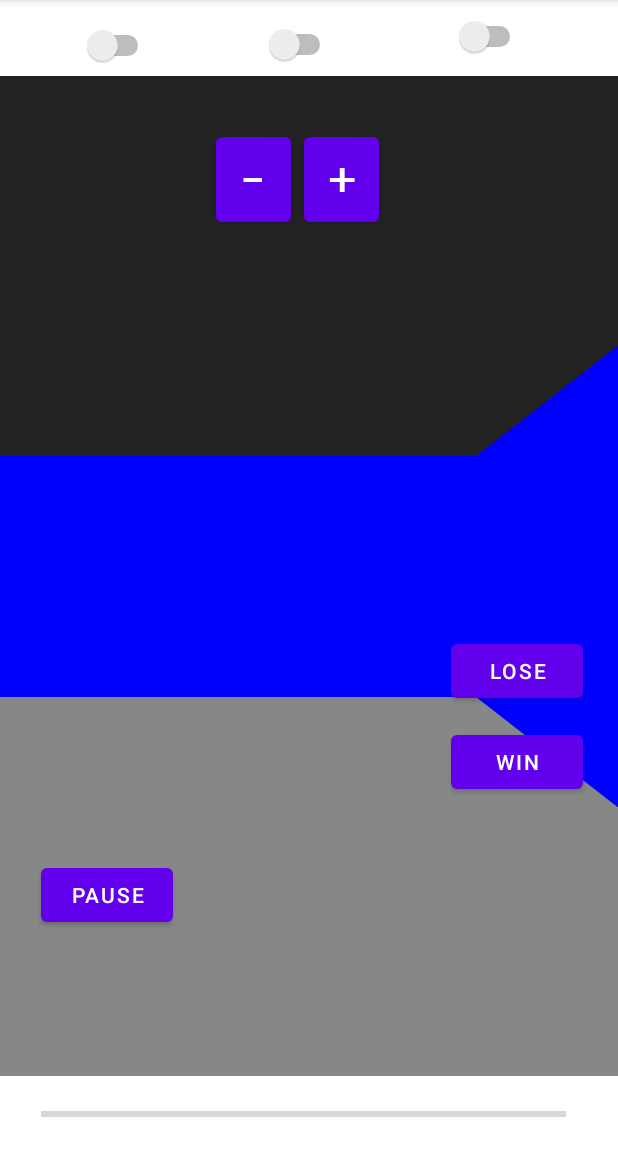
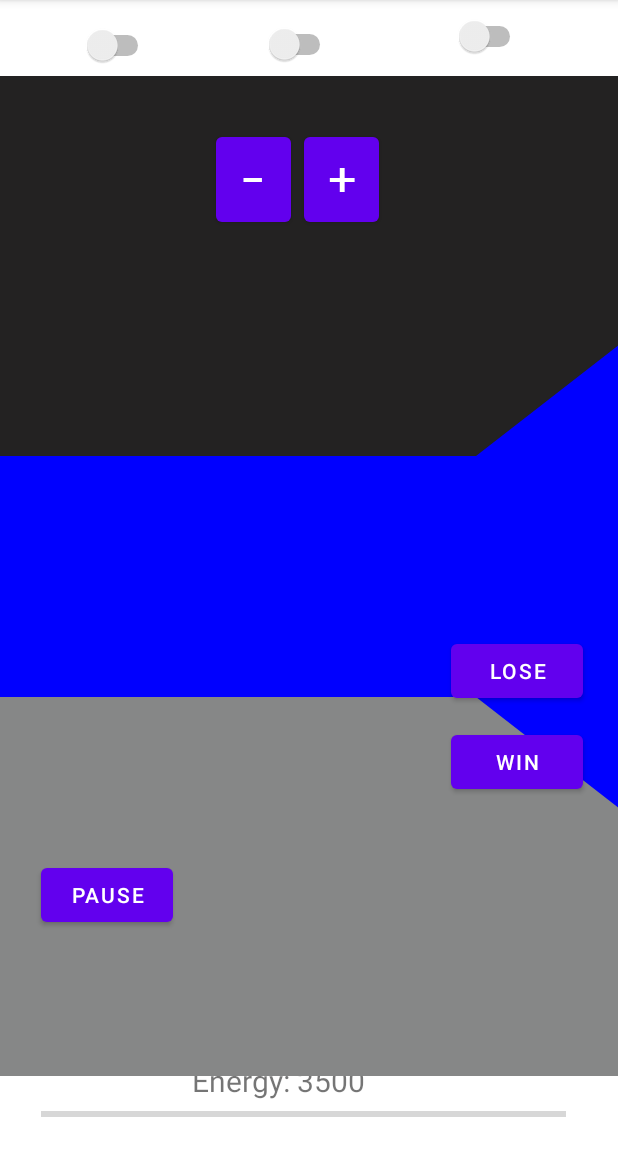
Before and after one commit to Suga-re/AMazeByAnnemarieZheng, an Android app: the PlayAnimationActivity screen opened directly, with no data from a screen before it, on a phone screen of 412 x 824 dp, the part 84-1236 px from its top. Run offline under Robolectric (Android 15) with nearby library versions, the phone set to English and light mode, and no system bars; 16 statements that could not run were skipped.

Commit message:
sliders and energy bar linked in playanimation

```diff
--- a/app/src/main/java/com/example/amazebyannemariezheng/PlayAnimationActivity.java
+++ b/app/src/main/java/com/example/amazebyannemariezheng/PlayAnimationActivity.java
@@ -9,10 +9,13 @@ import android.util.Log;
 import android.view.View;
 import android.widget.Button;
 import android.widget.ProgressBar;
+import android.widget.RadioButton;
 import android.widget.SeekBar;
 import android.widget.Switch;
+import android.widget.TextView;
 import android.widget.Toast;
 
+import generation.Distance;
 import generation.Maze;
 
 public class PlayAnimationActivity extends AppCompatActivity {
@@ -29,22 +32,31 @@ public class PlayAnimationActivity extends AppCompatActivity {
     private Button zoomOut;
     private Button pause;
     private SeekBar speed;
+    private ProgressBar energy;
+    private TextView energyText;
 
+    private RadioButton front;
+    private RadioButton back;
+    private RadioButton left;
+    private RadioButton right;
+
+    //for RObot and drivers
     Maze maze;
     Intent intent;
     private UnreliableRobot robot;
     private String robotStr;
     private RobotDriver driver;
     private String driverStr;
+    DistanceSensor leftSensor;
+    DistanceSensor rightSensor;
+    DistanceSensor forwardSensor;
+    DistanceSensor backwardSensor;
 
+    //for repeating task
     private int mInterval = 5000; // 5 seconds by default, can be changed later
     private Handler mHandler;
     private boolean started=false;
 
-    DistanceSensor leftSensor;
-    DistanceSensor rightSensor;
-    DistanceSensor forwardSensor;
-    DistanceSensor backwardSensor;
 
     @Override
     protected void onCreate(Bundle savedInstanceState) {
@@ -53,23 +65,38 @@ public class PlayAnimationActivity extends AppCompatActivity {
 
         // initiate values for variables
 
+        //set maze
         maze = MazeHolder.getInstance().getMaze();
         mazePanel=(MazePanel) findViewById(R.id.mazePanelAnimation);
+
 
         myStatePlaying= new StatePlaying();
         myStatePlaying.setMaze(maze);
         myStatePlaying.playAnimation=this;
 
+        //set buttons and toggles
         zoomIn =(Button)findViewById(R.id.btnZoomInAnimation);
         zoomOut=(Button)findViewById(R.id.btnZoomOutAnimation);
         pause=(Button)findViewById(R.id.btnPause);
+        win=(Button) findViewById(R.id.btnWin);
+        lose=(Button) findViewById(R.id.btnLose);
+
+        right=(RadioButton) findViewById(R.id.rbRightSensor);
+        left=(RadioButton) findViewById(R.id.rbLeftSensor);
+        front=(RadioButton) findViewById(R.id.rbFrontSensor);
+        back=(RadioButton) findViewById(R.id.rbBackSensor);
+
 
         toggleWalls=(Switch) findViewById(R.id.switchWallsAnimation); //the 2d walls ontop view
         toggleMap=(Switch) findViewById(R.id.switchMapAnimation);
         toggleSolution=(Switch) findViewById(R.id.switchSolutionAnimation);
 
+        speed=(SeekBar) findViewById(R.id.seekBarSpeed);
+        energy=(ProgressBar) findViewById(R.id.progressBarEnergyLeft);
+        energyText=(TextView) findViewById(R.id.tvEnergyLeftAnimation);
 
 
+//ser robot
         intent=getIntent();
         robot= new UnreliableRobot();
         robot.control = myStatePlaying;
@@ -82,6 +109,7 @@ public class PlayAnimationActivity extends AppCompatActivity {
         robot.addDistanceSensor(forwardSensor, Robot.Direction.FORWARD);
         robot.addDistanceSensor(backwardSensor, Robot.Direction.BACKWARD);
 
+        checkSensorStatuses(robot);
 
         robot.setBatteryLevel(3500);
 
@@ -91,8 +119,7 @@ public class PlayAnimationActivity extends AppCompatActivity {
         driver.setRobot(robot);
 
 
-        win=(Button) findViewById(R.id.btnWin);
-        lose=(Button) findViewById(R.id.btnLose);
+
 
        robot.control.setPlayAnimationActivity(this);
        robot.control.start(mazePanel);
@@ -109,6 +136,22 @@ public class PlayAnimationActivity extends AppCompatActivity {
 
 //set listners etc.
 
+        speed.setOnSeekBarChangeListener(new SeekBar.OnSeekBarChangeListener() {
+            @Override
+            public void onProgressChanged(SeekBar seekBar, int i, boolean b) {
+                mInterval=1000/(i+1);
+            }
+
+            @Override
+            public void onStartTrackingTouch(SeekBar seekBar) {
+
+            }
+
+            @Override
+            public void onStopTrackingTouch(SeekBar seekBar) {
+
+            }
+        });
         pause.setOnClickListener(new View.OnClickListener() {
             @Override
             public void onClick(View view) {
@@ -204,8 +247,13 @@ public class PlayAnimationActivity extends AppCompatActivity {
         @Override
         public void run() {
             try {
+                checkSensorStatuses(robot);
                 boolean atExit=driver.drive1Step2Exit();
                 mazePanel.commit();
+
+
+                energy.setProgress((int) robot.getBatteryLevel());
+                energyText.setText("Energy:"+ Integer.toString((int) robot.getBatteryLevel()));
 
                 if(robot.isAtExit()){
                     if (robot.canSeeThroughTheExitIntoEternity(Robot.Direction.LEFT)==true) {
@@ -220,10 +268,10 @@ public class PlayAnimationActivity extends AppCompatActivity {
                     robot.move(1);
                 }
             } catch (Exception e) {
-                playingToLosing();
+//                playingToLosing();
             }
 //            Toast.makeText(PlayAnimationActivity.this, "testing repeated activity",Toast.LENGTH_SHORT).show();
-            mHandler.postDelayed(this, 500);
+            mHandler.postDelayed(this, mInterval);
         }
     };
 
@@ -233,24 +281,41 @@ public class PlayAnimationActivity extends AppCompatActivity {
         startActivity(intent);
     }
     public void playingToLosing(){
+        stopRepeatingTask();
+        try {
+            Thread.sleep(5000);
+        } catch (InterruptedException e) {
+            e.printStackTrace();
+        }
         Intent intent = new Intent(PlayAnimationActivity.this, LosingActivity.class);
         intent.putExtra("path length", driver.getPathLength());
-        stopRepeatingTask();
         startActivity(intent);
     }
 
     void startRepeatingTask() {
-        started=true;
         automaticPlayer.run();
 //       mHandler.postDelayed(automaticPlayer, 3000);
     }
 
     void stopRepeatingTask() {
-        started=false;
         mHandler.removeCallbacks(automaticPlayer);
     }
 
+    private void check1SensorStatus(DistanceSensor sensor, RadioButton button){
+        if (sensor instanceof UnreliableSensor){
+            button.setChecked(((UnreliableSensor)sensor).isSensorOperational());
+        }
+        else{
+            button.setChecked(true);
+        }
+    }
+    private void checkSensorStatuses(UnreliableRobot robot){
+        check1SensorStatus(robot.getSensor(Robot.Direction.FORWARD), front);
+        check1SensorStatus(robot.getSensor(Robot.Direction.BACKWARD), back);
+        check1SensorStatus(robot.getSensor(Robot.Direction.LEFT), left);
+        check1SensorStatus(robot.getSensor(Robot.Direction.RIGHT), right);
 
+    }
     public void setSensors(StatePlaying control){
         if(robotStr.equals("Premium")){
             leftSensor= new ReliableSensor();
@@ -286,9 +351,21 @@ public class PlayAnimationActivity extends AppCompatActivity {
         rightSensor.setMaze(control.getMaze());
 
         backwardSensor.setSensorDirection(Robot.Direction.BACKWARD);
+//        startRepairProcessSensor(backwardSensor);
         forwardSensor.setSensorDirection(Robot.Direction.FORWARD);
+//        startRepairProcessSensor(forwardSensor);
         leftSensor.setSensorDirection(Robot.Direction.LEFT);
+//        startRepairProcessSensor(leftSensor);
         rightSensor.setSensorDirection(Robot.Direction.RIGHT);
+//        startRepairProcessSensor(rightSensor);
 
     }
+    private void startRepairProcessSensor(DistanceSensor sensor){
+        sensor.startFailureAndRepairProcess(0,0);
+        try {
+            Thread.sleep(1300);
+        } catch (InterruptedException e) {
+            e.printStackTrace();
+        }
+    }
 }
--- a/app/src/main/res/layout/activity_play_animation.xml
+++ b/app/src/main/res/layout/activity_play_animation.xml
@@ -190,6 +190,20 @@
         app:layout_constraintTop_toTopOf="parent"
         app:layout_constraintVertical_bias="0.211" />
 
+    <TextView
+        android:id="@+id/tvEnergyLeftAnimation"
+        android:layout_width="wrap_content"
+        android:layout_height="wrap_content"
+        android:text="Energy: 3500"
+        android:textAlignment="center"
+        android:textSize="20sp"
+        app:layout_constraintBottom_toBottomOf="parent"
+        app:layout_constraintEnd_toEndOf="parent"
+        app:layout_constraintHorizontal_bias="0.431"
+        app:layout_constraintStart_toStartOf="parent"
+        app:layout_constraintTop_toTopOf="parent"
+        app:layout_constraintVertical_bias="0.954" />
+
     <Button
         android:id="@+id/btnZoomInAnimation"
         android:layout_width="50dp"
@@ -297,7 +311,8 @@
         android:layout_width="350sp"
         android:layout_height="wrap_content"
         android:indeterminate="false"
-        android:layoutDirection="rtl"
+        android:max="3500"
+        android:min="0"
         app:layout_constraintBottom_toBottomOf="parent"
         app:layout_constraintEnd_toEndOf="parent"
         app:layout_constraintHorizontal_bias="0.442"
```
